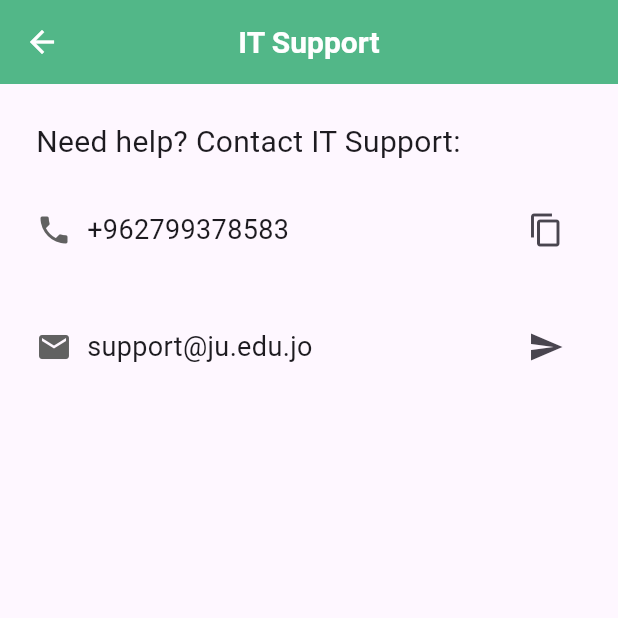
After one commit to demahAbu-rumman/JU-Event-Management-Planeer-flutter, a Flutter app: the ItSupportPage screen opened directly, after a tap on the "send" icon, on a phone screen of 412 x 824 dp, the top half of it. The commit adds this screen. Run offline on Flutter 3.47's test engine with Material 3 defaults, Android fonts, the phone set to English and light mode, and no system bars; our stand-ins replace cloud_firestore, dotted_border, firebase_auth, firebase_core, firebase_messaging, firebase_storage and 10 more; missing offline and left inert: firebase_app_check, video_thumbnail; accounts and stored records are empty.

Commit message:
اضافة صفحة IT Support

```diff
--- a/lib/screens/Academycalender.dart
+++ b/lib/screens/Academycalender.dart
@@ -13,6 +13,7 @@ class _AcademyCalendarPage extends State<AcademyCalendarPage> {
   Widget build(BuildContext context) {
     return Scaffold(
       appBar: AppBar(
+        iconTheme: IconThemeData(color: Colors.white),
         backgroundColor: AppColors.lightgreen,
         title: const Text(
           'AcademyCalendar',
--- /dev/null
+++ b/lib/screens/ITSupport.dart
@@ -0,0 +1,84 @@
+import 'package:flutter/material.dart';
+import 'package:flutter/services.dart';
+import 'package:ju_event_managment_planner/Util/app_color.dart';
+import 'package:url_launcher/url_launcher.dart';
+
+class ItSupportPage extends StatelessWidget {
+  final String phoneNumber = '+962799378583';
+  final String email = 'support@ju.edu.jo';
+
+  void _copyNumber(BuildContext context) {
+    Clipboard.setData(ClipboardData(text: phoneNumber));
+    ScaffoldMessenger.of(context).showSnackBar(
+      SnackBar(content: Text('Phone number copied')),
+    );
+  }
+
+  void _sendEmail() async {
+    final Uri emailUri = Uri(
+      scheme: 'mailto',
+      path: email,
+      query: 'subject=IT Support Request',
+    );
+
+    if (await canLaunchUrl(emailUri)) {
+      await launchUrl(emailUri);
+    } else {
+      debugPrint('Could not open email app');
+    }
+  }
+
+  @override
+  Widget build(BuildContext context) {
+    return Scaffold(
+      appBar: AppBar(
+        iconTheme: IconThemeData(color: Colors.white),
+        backgroundColor: AppColors.lightgreen,
+        title: Text(
+          'IT Support',
+          style: TextStyle(
+              fontSize: 20, fontWeight: FontWeight.bold, color: Colors.white),
+        ),
+        centerTitle: true,
+        elevation: 0,
+      ),
+      body: Padding(
+        padding: const EdgeInsets.all(24.0),
+        child: Column(
+          crossAxisAlignment: CrossAxisAlignment.start,
+          children: [
+            Text('Need help? Contact IT Support:',
+                style: TextStyle(fontSize: 20)),
+            const SizedBox(height: 20),
+            Row(
+              children: [
+                Icon(Icons.phone, color: Colors.grey[700]),
+                SizedBox(width: 10),
+                Text(phoneNumber, style: TextStyle(fontSize: 18)),
+                Spacer(),
+                IconButton(
+                  icon: Icon(Icons.copy),
+                  onPressed: () => _copyNumber(context),
+                ),
+              ],
+            ),
+            SizedBox(height: 30),
+            Row(
+              children: [
+                Icon(Icons.email, color: Colors.grey[700]),
+                SizedBox(width: 10),
+                Text(email, style: TextStyle(fontSize: 18)),
+                Spacer(),
+                IconButton(
+                  icon: Icon(Icons.send),
+                  onPressed: _sendEmail,
+                ),
+              ],
+            ),
+            SizedBox(height: 40),
+          ],
+        ),
+      ),
+    );
+  }
+}
--- a/lib/screens/drawer.dart
+++ b/lib/screens/drawer.dart
@@ -4,9 +4,11 @@ import 'package:firebase_auth/firebase_auth.dart';
 import 'package:cloud_firestore/cloud_firestore.dart';
 import 'package:get/get.dart';
 import 'package:ju_event_managment_planner/screens/Academycalender.dart';
+import 'package:ju_event_managment_planner/screens/ITSupport.dart';
 import 'package:ju_event_managment_planner/screens/MessagesPage.dart';
 import 'package:ju_event_managment_planner/screens/notification_page.dart';
 import 'package:ju_event_managment_planner/screens/profiles_page.dart';
+import 'package:url_launcher/url_launcher.dart';
 import '../Util/app_color.dart';
 import 'add_event.dart';
 import 'calender.dart';
@@ -32,7 +34,8 @@ class _CustomDrawerState extends State<CustomDrawer> {
 
   Future<void> _loadUserRole() async {
     final dataController = Get.find<DataController>();
-    if (dataController.myDocument != null && dataController.myDocument!.exists) {
+    if (dataController.myDocument != null &&
+        dataController.myDocument!.exists) {
       setState(() {
         _userRole = dataController.myDocument!.get('role');
       });
@@ -138,7 +141,8 @@ class _CustomDrawerState extends State<CustomDrawer> {
               Navigator.pop(context);
               Navigator.push(
                 context,
-                MaterialPageRoute(builder: (context) => const AcademyCalendarPage()),
+                MaterialPageRoute(
+                    builder: (context) => const AcademyCalendarPage()),
               );
             },
           ),
@@ -165,6 +169,16 @@ class _CustomDrawerState extends State<CustomDrawer> {
             },
           ),
           ListTile(
+              leading: const Icon(Icons.support_agent),
+              title: const Text('IT Support'),
+              onTap: () {
+                Navigator.pop(context);
+                Navigator.push(
+                  context,
+                  MaterialPageRoute(builder: (context) => ItSupportPage()),
+                );
+              }),
+          ListTile(
             leading: const Icon(Icons.notifications),
             title: const Text('Notifications'),
             onTap: () {
@@ -189,8 +203,6 @@ class _CustomDrawerState extends State<CustomDrawer> {
                 );
               },
             ),
-
-
           const Divider(),
           ListTile(
             leading: const Icon(Icons.logout),
@@ -268,7 +280,9 @@ class _FeedbackDialogState extends State<FeedbackDialog> {
               const SizedBox(height: 10),
               Row(
                 mainAxisAlignment: MainAxisAlignment.center,
-                children: List.generate(5, (index) => IconButton(
+                children: List.generate(
+                    5,
+                    (index) => IconButton(
                           icon: Icon(
                             index < _rating ? Icons.star : Icons.star_border,
                             color: Colors.amber,
--- a/pubspec.yaml
+++ b/pubspec.yaml
@@ -61,6 +61,7 @@ dependencies:
   path_provider_android: ^2.2.12
   animate_do: ^4.1.0
   logger: ^2.0.0
+  url_launcher: ^6.1.0
 
 dev_dependencies:
   flutter_test:
```
Also changed, not shown: pubspec.lock, 6 other files. Lines whose indentation alone changed are shown as unchanged.
